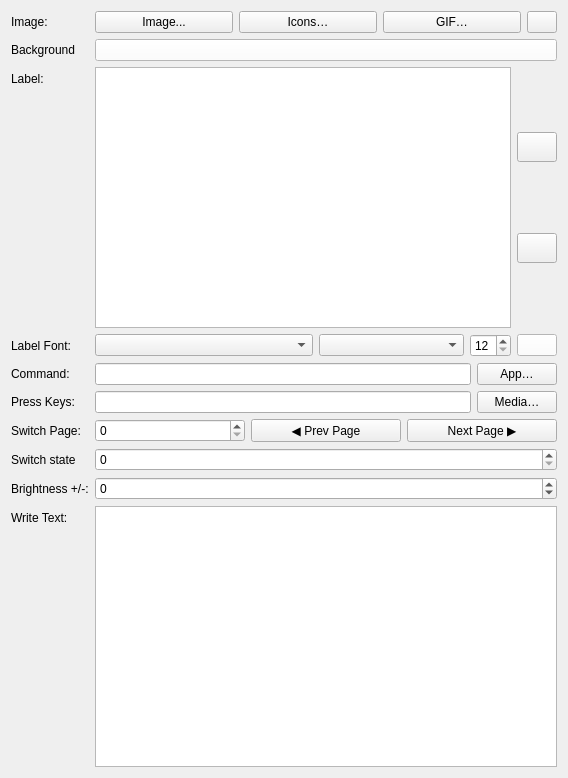
First picture: the form in streamdeck_ui/button.ui, repository KsmBl/streamdeck-linux-gui-KsmBl, before the edit.
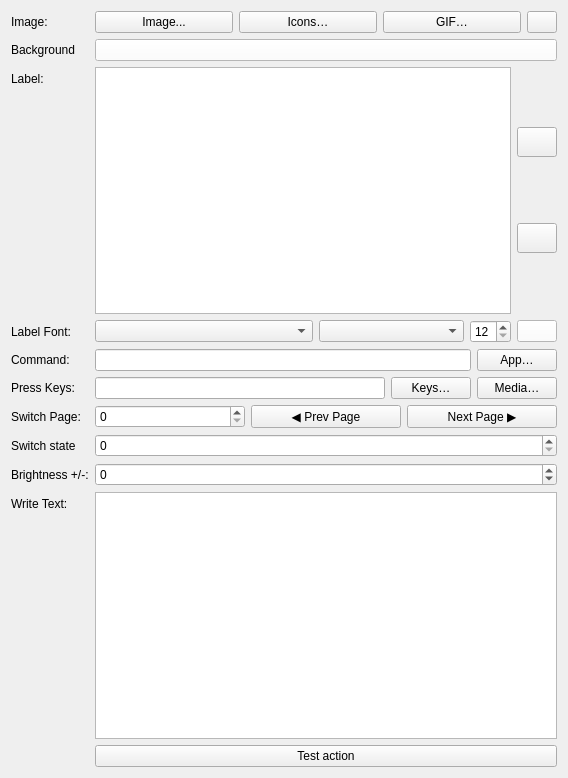
Second picture: the form after the edit. Icons and pictures are not drawn.

Commit message: feat(ui): add key-combo builder, button clipboard and more UX helpers

Patch:
```diff
--- a/streamdeck_ui/button.ui
+++ b/streamdeck_ui/button.ui
@@ -1166,6 +1166,16 @@
      <item>
       <widget class="QLineEdit" name="keys"/>
      </item>
+     <item>
+      <widget class="QPushButton" name="key_combo">
+       <property name="toolTip">
+        <string>Build a key combination (with capture)</string>
+       </property>
+       <property name="text">
+        <string>Keys…</string>
+       </property>
+      </widget>
+     </item>
      <item>
       <widget class="QPushButton" name="media_keys">
        <property name="toolTip">
@@ -1260,6 +1270,16 @@
    <item row="11" column="1">
     <widget class="QPlainTextEdit" name="write"/>
    </item>
+   <item row="12" column="1">
+    <widget class="QPushButton" name="test_action">
+     <property name="toolTip">
+      <string>Run this button's action now to test it</string>
+     </property>
+     <property name="text">
+      <string>Test action</string>
+     </property>
+    </widget>
+   </item>
   </layout>
  </widget>
  <resources>
```
The commit also changes 8 other files.
